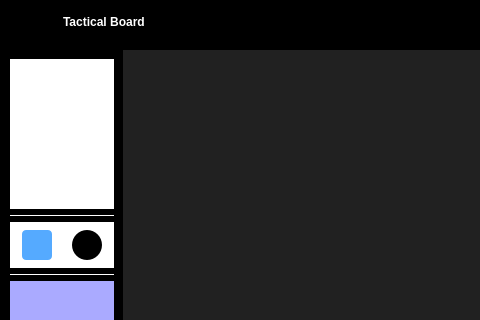
First picture: the form in ui/pages/board.ui, repository elian-olbz/mlbb-drafting-and-simulation-tools, before the edit; both pictures show x 0 to 480 and y 0 to 320 of the 1013 by 678 pixel window.
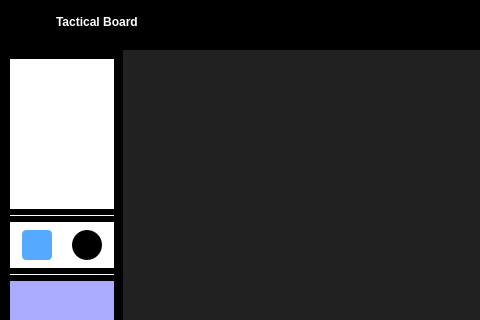
Second picture: the form after the edit. Icons and pictures are not drawn.

```diff
--- a/ui/pages/board.ui
+++ b/ui/pages/board.ui
@@ -206,7 +206,7 @@
                   </property>
                   <layout class="QHBoxLayout" name="horizontalLayout_11">
                    <property name="spacing">
-                    <number>15</number>
+                    <number>8</number>
                    </property>
                    <property name="leftMargin">
                     <number>15</number>
```
Left out of the diff: 18 changed lines with no effect on the pictures.
